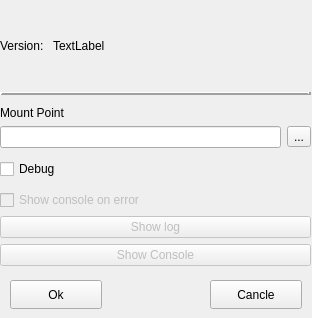
Fisk24/Safe, file lib/qtUI/settings.ui: the form before one commit.
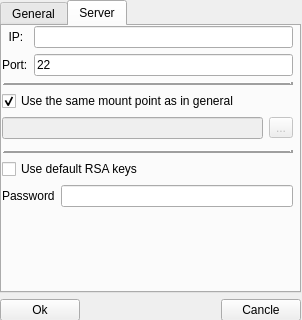
The form after the commit.

What changed in the file:
```diff
--- a/lib/qtUI/settings.ui
+++ b/lib/qtUI/settings.ui
@@ -6,8 +6,8 @@
    <rect>
     <x>0</x>
     <y>0</y>
-    <width>312</width>
-    <height>318</height>
+    <width>302</width>
+    <height>320</height>
    </rect>
   </property>
   <property name="windowTitle">
@@ -18,11 +18,30 @@
     <rect>
      <x>0</x>
      <y>0</y>
-     <width>311</width>
-     <height>271</height>
+     <width>301</width>
+     <height>321</height>
     </rect>
    </property>
    <layout class="QGridLayout" name="gridLayout">
+    <item row="0" column="0">
+     <widget class="QTabWidget" name="tabWidget">
+      <property name="currentIndex">
+       <number>1</number>
+      </property>
+      <widget class="QWidget" name="tab">
+       <attribute name="title">
+        <string>General</string>
+       </attribute>
+       <widget class="QWidget" name="gridLayoutWidget_2">
+        <property name="geometry">
+         <rect>
+          <x>0</x>
+          <y>0</y>
+          <width>291</width>
+          <height>251</height>
+         </rect>
+        </property>
+        <layout class="QGridLayout" name="gridLayout_2">
     <item row="2" column="0">
      <layout class="QVBoxLayout" name="verticalLayout">
       <property name="topMargin">
@@ -118,6 +137,19 @@
         </property>
        </widget>
       </item>
+           <item>
+            <spacer name="verticalSpacer">
+             <property name="orientation">
+              <enum>Qt::Vertical</enum>
+             </property>
+             <property name="sizeHint" stdset="0">
+              <size>
+               <width>20</width>
+               <height>40</height>
+              </size>
+             </property>
+            </spacer>
+           </item>
      </layout>
     </item>
     <item row="0" column="0">
@@ -162,15 +194,203 @@
     </item>
    </layout>
   </widget>
+      </widget>
+      <widget class="QWidget" name="tab_2">
+       <attribute name="title">
+        <string>Server</string>
+       </attribute>
+       <widget class="QWidget" name="gridLayoutWidget_3">
+        <property name="geometry">
+         <rect>
+          <x>0</x>
+          <y>0</y>
+          <width>291</width>
+          <height>281</height>
+         </rect>
+        </property>
+        <layout class="QGridLayout" name="gridLayout_3">
+         <item row="0" column="0">
+          <layout class="QVBoxLayout" name="verticalLayout_2">
+           <property name="bottomMargin">
+            <number>5</number>
+           </property>
+           <item>
+            <layout class="QGridLayout" name="gridLayout_4">
+             <item row="1" column="0">
+              <widget class="QLabel" name="label_5">
+               <property name="text">
+                <string>Port:</string>
+               </property>
+              </widget>
+             </item>
+             <item row="0" column="0">
+              <widget class="QLabel" name="label_3">
+               <property name="text">
+                <string>  IP:</string>
+               </property>
+              </widget>
+             </item>
+             <item row="0" column="1">
+              <widget class="QLineEdit" name="lineEdit">
+               <property name="toolTip">
+                <string>&lt;html&gt;&lt;head/&gt;&lt;body&gt;&lt;p&gt;Address of the ssh server to look for the encrypted container on. use user@server format.&lt;/p&gt;&lt;/body&gt;&lt;/html&gt;</string>
+               </property>
+              </widget>
+             </item>
+             <item row="1" column="1">
+              <widget class="QLineEdit" name="lineEdit_4">
+               <property name="text">
+                <string>22</string>
+               </property>
+              </widget>
+             </item>
+            </layout>
+           </item>
+           <item>
+            <widget class="QFrame" name="frame_2">
+             <property name="frameShape">
+              <enum>QFrame::HLine</enum>
+             </property>
+             <property name="frameShadow">
+              <enum>QFrame::Raised</enum>
+             </property>
+             <property name="lineWidth">
+              <number>3</number>
+             </property>
+            </widget>
+           </item>
+           <item>
+            <layout class="QHBoxLayout" name="horizontalLayout_6">
+             <property name="bottomMargin">
+              <number>0</number>
+             </property>
+             <item>
+              <widget class="QCheckBox" name="checkBox_2">
+               <property name="text">
+                <string>Use the same mount point as in general</string>
+               </property>
+               <property name="checked">
+                <bool>true</bool>
+               </property>
+               <property name="tristate">
+                <bool>false</bool>
+               </property>
+              </widget>
+             </item>
+            </layout>
+           </item>
+           <item>
+            <layout class="QHBoxLayout" name="horizontalLayout_10">
+             <property name="bottomMargin">
+              <number>5</number>
+             </property>
+             <item>
+              <widget class="QLineEdit" name="lineEdit_7">
+               <property name="enabled">
+                <bool>false</bool>
+               </property>
+              </widget>
+             </item>
+             <item>
+              <widget class="QToolButton" name="toolButton">
+               <property name="enabled">
+                <bool>false</bool>
+               </property>
+               <property name="text">
+                <string>...</string>
+               </property>
+              </widget>
+             </item>
+            </layout>
+           </item>
+           <item>
+            <layout class="QGridLayout" name="gridLayout_5">
+             <property name="bottomMargin">
+              <number>5</number>
+             </property>
+             <item row="1" column="0">
+              <widget class="QCheckBox" name="checkBox">
+               <property name="text">
+                <string>Use default RSA keys</string>
+               </property>
+              </widget>
+             </item>
+             <item row="2" column="0">
+              <layout class="QHBoxLayout" name="horizontalLayout_7">
+               <property name="bottomMargin">
+                <number>5</number>
+               </property>
+               <item>
+                <widget class="QLabel" name="label_6">
+                 <property name="text">
+                  <string>Password</string>
+                 </property>
+                </widget>
+               </item>
+               <item>
+                <widget class="QLineEdit" name="lineEdit_2"/>
+               </item>
+              </layout>
+             </item>
+             <item row="0" column="0">
+              <widget class="QFrame" name="frame_4">
+               <property name="frameShape">
+                <enum>QFrame::HLine</enum>
+               </property>
+               <property name="frameShadow">
+                <enum>QFrame::Raised</enum>
+               </property>
+               <property name="lineWidth">
+                <number>3</number>
+               </property>
+              </widget>
+             </item>
+            </layout>
+           </item>
+           <item>
+            <spacer name="verticalSpacer_2">
+             <property name="orientation">
+              <enum>Qt::Vertical</enum>
+             </property>
+             <property name="sizeHint" stdset="0">
+              <size>
+               <width>20</width>
+               <height>40</height>
+              </size>
+             </property>
+            </spacer>
+           </item>
+          </layout>
+         </item>
+        </layout>
+       </widget>
+      </widget>
+     </widget>
+    </item>
+    <item row="1" column="0">
+     <layout class="QHBoxLayout" name="horizontalLayout_5">
+      <item>
+       <widget class="QPushButton" name="okPushButton">
+        <property name="text">
+         <string>Ok</string>
+        </property>
+       </widget>
+      </item>
+      <item>
+       <spacer name="horizontalSpacer">
+        <property name="orientation">
+         <enum>Qt::Horizontal</enum>
+        </property>
+        <property name="sizeHint" stdset="0">
+         <size>
+          <width>40</width>
+          <height>20</height>
+         </size>
+        </property>
+       </spacer>
+      </item>
+      <item>
   <widget class="QPushButton" name="canclePushButton">
-   <property name="geometry">
-    <rect>
-     <x>210</x>
-     <y>280</y>
-     <width>92</width>
-     <height>29</height>
-    </rect>
-   </property>
    <property name="text">
     <string>Cancle</string>
    </property>
@@ -178,18 +398,10 @@
     <bool>false</bool>
    </property>
   </widget>
-  <widget class="QPushButton" name="okPushButton">
-   <property name="geometry">
-    <rect>
-     <x>10</x>
-     <y>280</y>
-     <width>92</width>
-     <height>29</height>
-    </rect>
-   </property>
-   <property name="text">
-    <string>Ok</string>
-   </property>
+      </item>
+     </layout>
+    </item>
+   </layout>
   </widget>
  </widget>
  <resources/>
```
Lines whose indentation alone changed are shown as unchanged.
